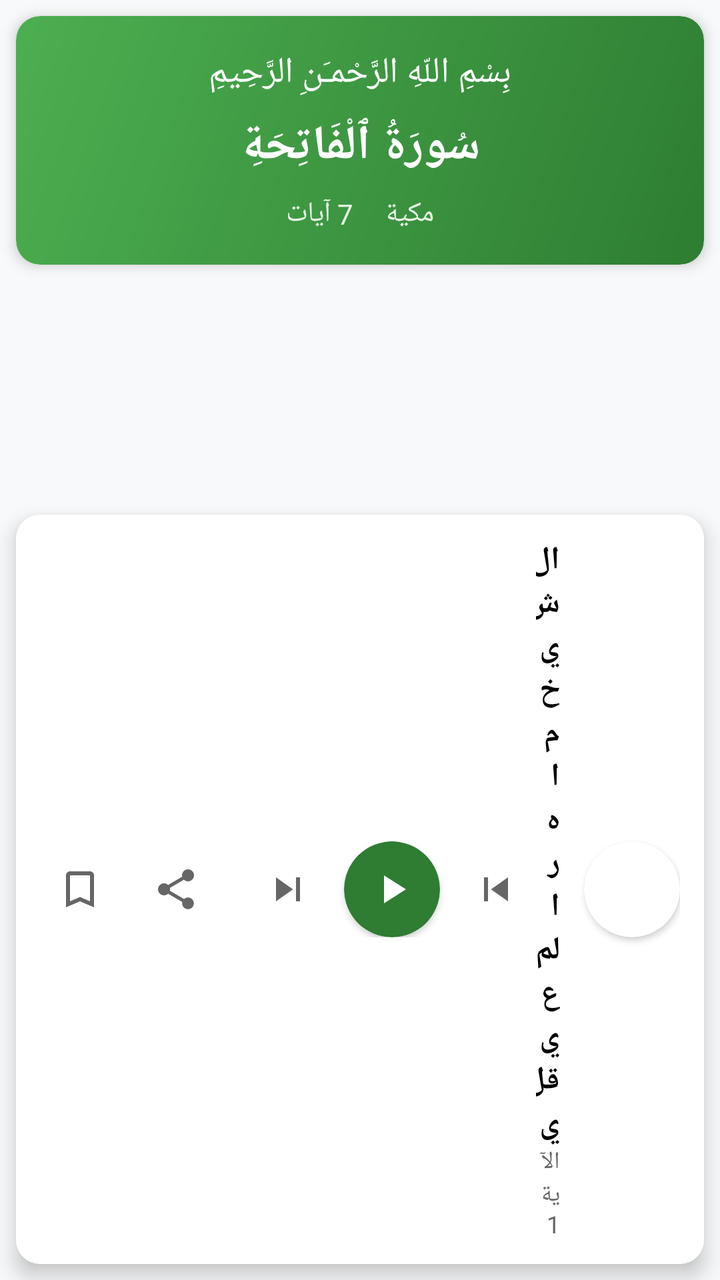
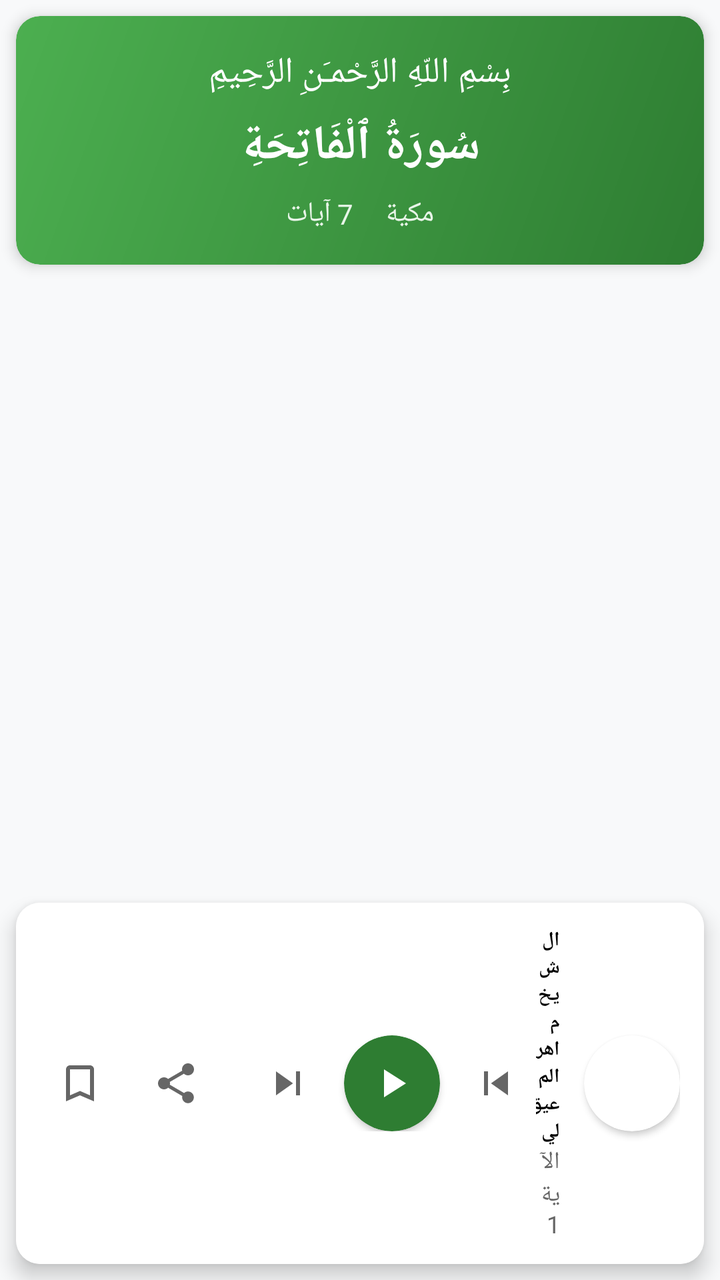

Screens rendered from an Android XML layout before and after an edit, with the pre-edit source and the edit as a unified diff.
<!-- AndroidManifest.xml: application theme Theme.Zakrni -->
<!-- res/layout/fragment_quran.xml -->
<?xml version="1.0" encoding="utf-8"?>
<androidx.constraintlayout.widget.ConstraintLayout xmlns:android="http://schemas.android.com/apk/res/android"
    xmlns:app="http://schemas.android.com/apk/res-auto"
    xmlns:tools="http://schemas.android.com/tools"
    android:layout_width="match_parent"
    android:layout_height="match_parent"
    android:layoutDirection="rtl"
    android:name="com.example.zakrni.clean.views.QuranFragment"
    android:background="#F8F9FA">

    
    <androidx.cardview.widget.CardView
        android:id="@+id/surah_header_card"
        android:layout_width="0dp"
        android:layout_height="wrap_content"
        android:layout_margin="8dp"
        app:cardCornerRadius="12dp"
        app:cardElevation="4dp"
        app:layout_constraintTop_toTopOf="parent"
        app:layout_constraintStart_toStartOf="parent"
        app:layout_constraintEnd_toEndOf="parent">

        <LinearLayout
            android:layout_width="match_parent"
            android:layout_height="wrap_content"
            android:orientation="vertical"
            android:padding="16dp"
            android:background="@drawable/surah_header_gradient">

            
            <TextView
                android:id="@+id/bismillah"
                android:layout_width="match_parent"
                android:layout_height="wrap_content"
                android:text="بِسْمِ اللّهِ الرَّحْمـَنِ الرَّحِيمِ"
                android:textSize="18sp"
                android:textColor="@android:color/white"
                android:gravity="center"
                android:fontFamily="@font/scheherazade"
                android:layout_marginBottom="8dp"
                android:visibility="visible" />

            
            <TextView
                android:id="@+id/surah_header"
                android:layout_width="match_parent"
                android:layout_height="wrap_content"
                android:text="سُورَةُ ٱلْفَاتِحَةِ"
                android:textSize="24sp"
                android:textColor="@android:color/white"
                android:gravity="center"
                android:fontFamily="@font/scheherazade"
                android:textStyle="bold" />

            
            <LinearLayout
                android:layout_width="match_parent"
                android:layout_height="wrap_content"
                android:orientation="horizontal"
                android:gravity="center"
                android:layout_marginTop="8dp">

                <TextView
                    android:id="@+id/surah_type"
                    android:layout_width="wrap_content"
                    android:layout_height="wrap_content"
                    android:text="مكية"
                    android:textSize="14sp"
                    android:textColor="#E8F5E8"
                    android:fontFamily="@font/scheherazade"
                    android:layout_marginEnd="16dp" />

                <TextView
                    android:id="@+id/verses_count"
                    android:layout_width="wrap_content"
                    android:layout_height="wrap_content"
                    android:text="7 آيات"
                    android:textSize="14sp"
                    android:textColor="#E8F5E8"
                    android:fontFamily="@font/scheherazade" />

            </LinearLayout>

        </LinearLayout>

    </androidx.cardview.widget.CardView>

    
    <androidx.recyclerview.widget.RecyclerView
        android:id="@+id/quran_verses_recycler"
        android:layout_width="0dp"
        android:layout_height="0dp"
        app:layout_constraintTop_toBottomOf="@id/surah_header_card"
        app:layout_constraintBottom_toTopOf="@id/audio_player_card"
        app:layout_constraintStart_toStartOf="parent"
        app:layout_constraintEnd_toEndOf="parent"
        android:padding="8dp"
        android:clipToPadding="false"
        tools:listitem="@layout/item_quran" />

    
    <androidx.cardview.widget.CardView
        android:id="@+id/audio_player_card"
        android:layout_width="0dp"
        android:layout_height="wrap_content"
        android:layout_margin="8dp"
        app:cardCornerRadius="12dp"
        app:cardElevation="6dp"
        app:layout_constraintBottom_toBottomOf="parent"
        app:layout_constraintStart_toStartOf="parent"
        app:layout_constraintEnd_toEndOf="parent">

        <LinearLayout
            android:id="@+id/audio_player"
            android:layout_width="match_parent"
            android:layout_height="wrap_content"
            android:background="@android:color/white"
            android:orientation="horizontal"
            android:padding="12dp"
            android:gravity="center_vertical">

            
            <androidx.cardview.widget.CardView
                android:layout_width="48dp"
                android:layout_height="48dp"
                app:cardCornerRadius="24dp"
                android:layout_marginEnd="12dp">

                <ImageView
                    android:id="@+id/reciter_image"
                    android:layout_width="match_parent"
                    android:layout_height="match_parent"
                    android:src="@drawable/default_profile"
                    android:scaleType="centerCrop" />

            </androidx.cardview.widget.CardView>

            
            <LinearLayout
                android:layout_width="0dp"
                android:layout_height="wrap_content"
                android:layout_weight="1"
                android:orientation="vertical">

                <TextView
                    android:id="@+id/reciter_name"
                    android:layout_width="wrap_content"
                    android:layout_height="wrap_content"
                    android:text="الشيخ ماهر المعيقلي"
                    android:textSize="16sp"
                    android:textColor="@android:color/black"
                    android:fontFamily="@font/scheherazade"
                    android:textStyle="bold" />

                <TextView
                    android:id="@+id/current_verse"
                    android:layout_width="wrap_content"
                    android:layout_height="wrap_content"
                    android:text="الآية 1"
                    android:textSize="12sp"
                    android:textColor="#666666"
                    android:fontFamily="@font/scheherazade" />

            </LinearLayout>

            
            <LinearLayout
                android:layout_width="wrap_content"
                android:layout_height="wrap_content"
                android:orientation="horizontal"
                android:gravity="center_vertical">

                
                <ImageButton
                    android:id="@+id/previous_button"
                    android:layout_width="40dp"
                    android:layout_height="40dp"
                    android:src="@drawable/ic_skip_previous"
                    android:background="?attr/selectableItemBackgroundBorderless"
                    android:layout_marginEnd="8dp"
                    android:contentDescription="Previous Verse" />

                
                <androidx.cardview.widget.CardView
                    android:layout_width="48dp"
                    android:layout_height="48dp"
                    app:cardCornerRadius="24dp"
                    app:cardBackgroundColor="#2E7D32"
                    android:layout_marginEnd="8dp">

                    <ImageButton
                        android:id="@+id/play_button"
                        android:layout_width="match_parent"
                        android:layout_height="match_parent"
                        android:src="@drawable/ic_play"
                        android:background="?attr/selectableItemBackgroundBorderless"

                        android:contentDescription="Play/Pause" />

                </androidx.cardview.widget.CardView>

                
                <ImageButton
                    android:id="@+id/next_button"
                    android:layout_width="40dp"
                    android:layout_height="40dp"
                    android:src="@drawable/ic_skip_next"
                    android:background="?attr/selectableItemBackgroundBorderless"
                    android:layout_marginEnd="16dp"
                    android:contentDescription="Next Verse" />

                
                <ImageButton
                    android:id="@+id/share_button"
                    android:layout_width="40dp"
                    android:layout_height="40dp"
                    android:src="@drawable/ic_share"
                    android:background="?attr/selectableItemBackgroundBorderless"
                    android:layout_marginEnd="8dp"
                    android:contentDescription="Share" />

                
                <ImageButton
                    android:id="@+id/bookmark_button"
                    android:layout_width="40dp"
                    android:layout_height="40dp"
                    android:src="@drawable/ic_bookmark"
                    android:background="?attr/selectableItemBackgroundBorderless"
                    android:contentDescription="Bookmark" />

            </LinearLayout>

        </LinearLayout>

        
        <ProgressBar
            android:id="@+id/audio_progress"
            style="?android:attr/progressBarStyleHorizontal"
            android:layout_width="match_parent"
            android:layout_height="2dp"
            android:layout_gravity="bottom"
            android:progressTint="#2E7D32"
            android:visibility="gone" />

    </androidx.cardview.widget.CardView>

</androidx.constraintlayout.widget.ConstraintLayout>
<!-- res/layout/item_quran.xml (included above) -->
<?xml version="1.0" encoding="utf-8"?>
<androidx.cardview.widget.CardView xmlns:android="http://schemas.android.com/apk/res/android"
    xmlns:app="http://schemas.android.com/apk/res-auto"
    android:layout_width="match_parent"
    android:layout_height="wrap_content"
    android:layout_margin="4dp"
    app:cardCornerRadius="8dp"
    app:cardElevation="2dp"
    android:background="@android:color/white">

    <androidx.constraintlayout.widget.ConstraintLayout
        android:layout_width="match_parent"
        android:layout_height="wrap_content"
        android:padding="16dp">

        
        <TextView
            android:id="@+id/verse_text"
            android:layout_width="0dp"
            android:layout_height="wrap_content"
            android:textSize="20sp"
            android:textColor="@android:color/black"
            android:textDirection="rtl"
            android:fontFamily="@font/scheherazade"
            android:lineSpacingExtra="4dp"
            android:layout_marginEnd="12dp"
            app:layout_constraintTop_toTopOf="parent"
            app:layout_constraintStart_toStartOf="parent"
            app:layout_constraintEnd_toStartOf="@id/verse_number"
            android:text="بِسۡمِ ٱللَّهِ ٱلرَّحۡمَـٰنِ ٱلرَّحِيمِ" />

        
        <TextView
            android:id="@+id/verse_number"
            android:layout_width="32dp"
            android:layout_height="32dp"
            android:background="@drawable/circle_number"
            android:gravity="center"
            android:textSize="14sp"
            android:textColor="@android:color/white"
            android:fontFamily="@font/scheherazade"
            android:textStyle="bold"
            app:layout_constraintTop_toTopOf="@id/verse_text"
            app:layout_constraintEnd_toEndOf="parent"
            android:text="1" />

        
        <TextView
            android:id="@+id/translation_text"
            android:layout_width="0dp"
            android:layout_height="wrap_content"
            android:textSize="14sp"
            android:textColor="#666666"
            android:fontFamily="@font/scheherazade"
            android:layout_marginTop="8dp"
            android:textDirection="ltr"
            android:visibility="visible"
            app:layout_constraintTop_toBottomOf="@id/verse_text"
            app:layout_constraintStart_toStartOf="parent"
            app:layout_constraintEnd_toEndOf="parent"
            android:text="In the name of Allah, the Entirely Merciful, the Especially Merciful." />

        
        <View
            android:id="@+id/highlight_overlay"
            android:layout_width="0dp"
            android:layout_height="0dp"
            android:background="#1A2E7D32"
            android:visibility="gone"
            app:layout_constraintTop_toTopOf="parent"
            app:layout_constraintBottom_toBottomOf="parent"
            app:layout_constraintStart_toStartOf="parent"
            app:layout_constraintEnd_toEndOf="parent" />

    </androidx.constraintlayout.widget.ConstraintLayout>

</androidx.cardview.widget.CardView>
<!-- resources referenced by this layout -->
<resources>
  <!-- drawable circle_number (drawable) -->
  <?xml version="1.0" encoding="utf-8"?>
  <shape xmlns:android="http://schemas.android.com/apk/res/android"
      android:shape="oval">
  
      <solid android:color="#2E7D32" />
  
      <stroke
          android:width="1dp"
          android:color="#1B5E20" />
  
      <size
          android:width="32dp"
          android:height="32dp" />
  
  </shape>
  <!-- drawable default_profile (drawable) -->
  <?xml version="1.0" encoding="utf-8"?>
  <selector xmlns:android="http://schemas.android.com/apk/res/android">
  
  </selector>
  <!-- drawable ic_bookmark (drawable) -->
  <?xml version="1.0" encoding="utf-8"?>
  <vector xmlns:android="http://schemas.android.com/apk/res/android"
      android:width="24dp"
      android:height="24dp"
      android:viewportWidth="24"
      android:viewportHeight="24">
      <path
          android:fillColor="#666666"
          android:pathData="M17,3H7c-1.1,0 -1.99,0.9 -1.99,2L5,21l7,-3 7,3V5c0,-1.1 -0.9,-2 -2,-2zM17,18l-5,-2.18L7,18V5h10v13z" />
  </vector>
  <!-- drawable ic_play (drawable) -->
  <?xml version="1.0" encoding="utf-8"?>
  <vector xmlns:android="http://schemas.android.com/apk/res/android"
      android:width="24dp"
      android:height="24dp"
      android:viewportWidth="24"
      android:viewportHeight="24">
      <path
          android:fillColor="#FFFFFF"
          android:pathData="M8,5v14l11,-7z" />
  </vector>
  <!-- drawable ic_share (drawable) -->
  <vector xmlns:android="http://schemas.android.com/apk/res/android"
      android:width="24dp"
      android:height="24dp"
      android:viewportWidth="24"
      android:viewportHeight="24">
    <path
        android:fillColor="#666666"
        android:pathData="M18,16.08c-0.76,0 -1.44,0.3 -1.96,0.77L8.91,12.7c0.05,-0.23 0.09,-0.46 0.09,-0.7s-0.04,-0.47 -0.09,-0.7l7.05,-4.11c0.54,0.5 1.25,0.81 2.04,0.81 1.66,0 3,-1.34 3,-3s-1.34,-3 -3,-3 -3,1.34 -3,3c0,0.24 0.04,0.47 0.09,0.7L8.04,9.81C7.5,9.31 6.79,9 6,9c-1.66,0 -3,1.34 -3,3s1.34,3 3,3c0.79,0 1.5,-0.31 2.04,-0.81l7.12,4.16c-0.05,0.21 -0.08,0.43 -0.08,0.65 0,1.61 1.31,2.92 2.92,2.92 1.61,0 2.92,-1.31 2.92,-2.92s-1.31,-2.92 -2.92,-2.92z" />
  </vector>
  <!-- drawable ic_skip_next (drawable) -->
  <?xml version="1.0" encoding="utf-8"?>
  <vector xmlns:android="http://schemas.android.com/apk/res/android"
      android:width="24dp"
      android:height="24dp"
      android:viewportWidth="24"
      android:viewportHeight="24">
      <path
          android:fillColor="#666666"
          android:pathData="M6,18l8.5,-6L6,6v12zM16,6v12h2V6h-2z" />
  </vector>
  <!-- drawable ic_skip_previous (drawable) -->
  <?xml version="1.0" encoding="utf-8"?>
  <vector xmlns:android="http://schemas.android.com/apk/res/android"
      android:width="24dp"
      android:height="24dp"
      android:viewportWidth="24"
      android:viewportHeight="24">
      <path
          android:fillColor="#666666"
          android:pathData="M6,6h2v12H6zm3.5,6l8.5,6V6z" />
  </vector>
  <!-- drawable surah_header_gradient (drawable) -->
  <?xml version="1.0" encoding="utf-8"?>
  <shape xmlns:android="http://schemas.android.com/apk/res/android">
      <gradient
          android:startColor="#2E7D32"
          android:endColor="#4CAF50"
          android:angle="135" />
      <corners android:radius="12dp" />
  </shape>
  <style name="Theme.Zakrni" parent="Base.Theme.Zakrni" />
  <style name="Base.Theme.Zakrni" parent="Theme.Material3.DayNight.NoActionBar">
          
          
      </style>
</resources>

<!-- the commit's change to res/layout/fragment_quran.xml (unified diff, before → after) -->
@@ -147,7 +147,7 @@
                     android:layout_width="wrap_content"
                     android:layout_height="wrap_content"
                     android:text="الشيخ ماهر المعيقلي"
-                    android:textSize="16sp"
+                    android:textSize="10sp"
                     android:textColor="@android:color/black"
                     android:fontFamily="@font/scheherazade"
                     android:textStyle="bold" />
